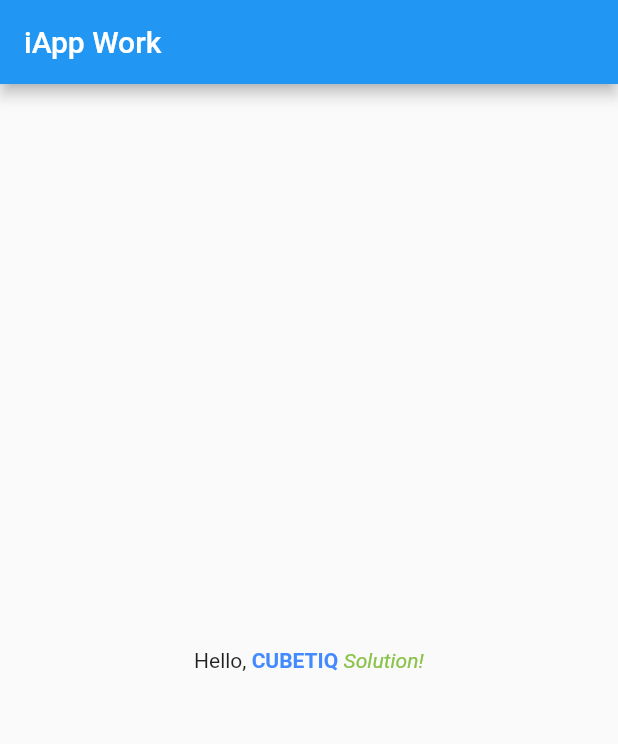
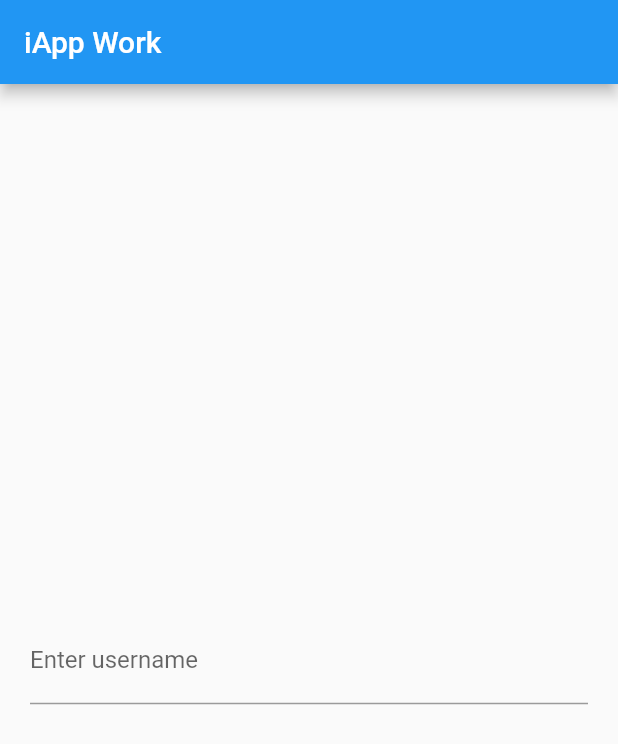
Before and after one commit to CUBETIQ/flutter-classrom-iapp, a Flutter app: the screen it shows after launch, on a phone screen of 412 x 824 dp. Shown: the top 744 px of the screen. Run offline on Flutter 3.47's test engine with Material 2 defaults, Android fonts, the phone set to English and light mode, and no system bars.

Commit message:
add TextFormField

```diff
--- a/lib/main.dart
+++ b/lib/main.dart
@@ -13,26 +13,13 @@ class MyApp extends StatelessWidget {
         ),
         body: Container(
           alignment: Alignment.center,
-          child: const Text.rich( // As the same RichText class
-            TextSpan(
-              text: "Hello, ", // default text style
-              children: <TextSpan>[ // list children of TextSpan
-                TextSpan(
-                  text: "CUBETIQ ",
-                  style: TextStyle(
-                    color: Colors.blueAccent,
-                    fontWeight: FontWeight.bold
-                  )
-                ),
-                TextSpan(
-                  text: "Solution!",
-                  style: TextStyle(
-                    color: Colors.lightGreen,
-                    fontStyle: FontStyle.italic
-                  )
-                )
-              ]
-            )
+          child: Padding(
+            padding: EdgeInsets.all(20.0),
+            child: TextFormField(
+              decoration: InputDecoration(
+                labelText: "Enter username"
+              ),
+            ),
           )
         ),
       ),
```
Also changed, not shown: 1 other file.
